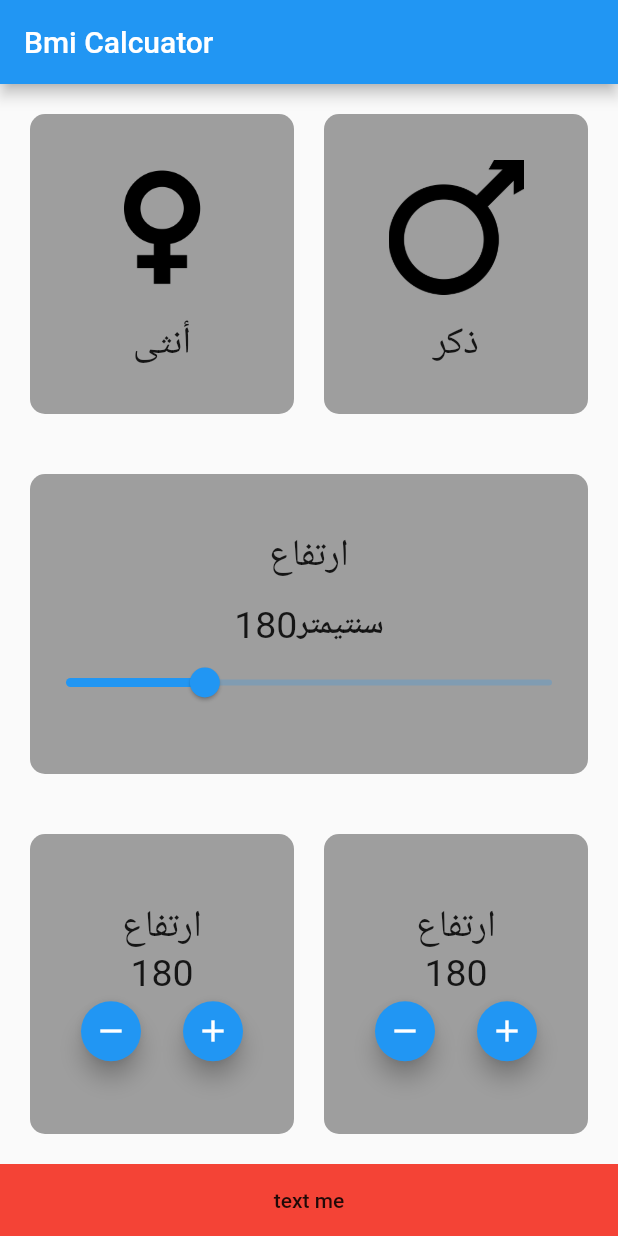
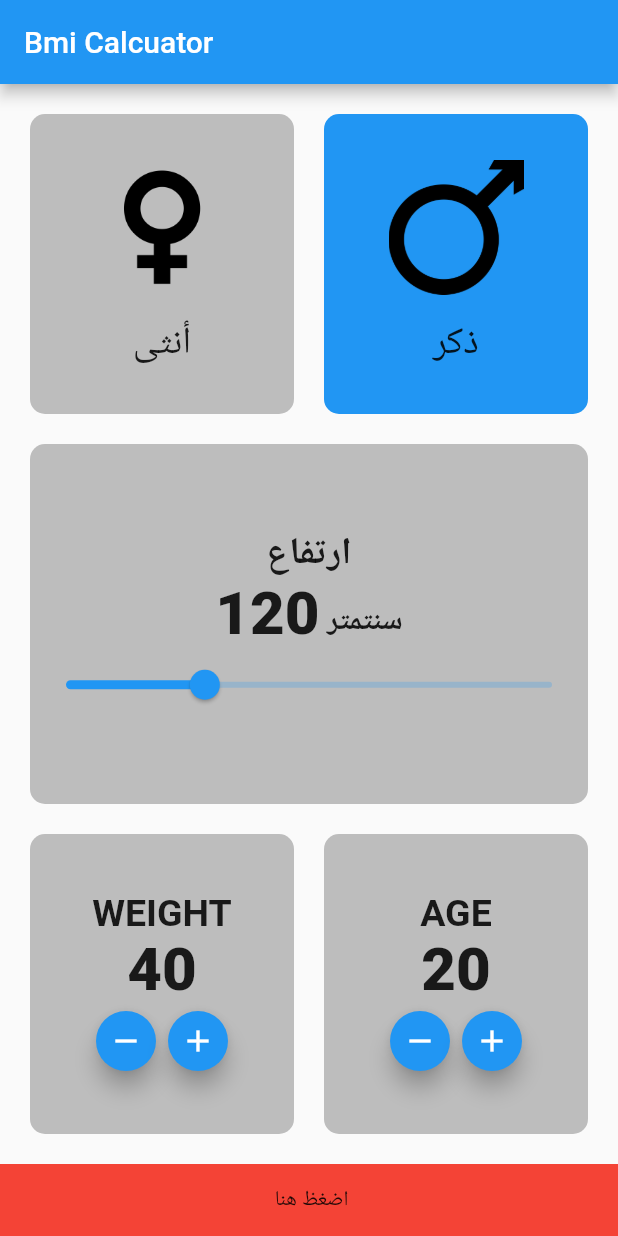
Before and after one commit to king1254/bmi, a Flutter app: the screen it shows after launch, on a phone screen of 412 x 824 dp. Run offline on Flutter 3.47's test engine with Material 2 defaults, Android fonts, the phone set to English and light mode, and no system bars.

Commit message:
silder& and 2 button

```diff
--- a/lib/bmi_screen.dart
+++ b/lib/bmi_screen.dart
@@ -1,11 +1,19 @@
 import 'package:flutter/material.dart';
 
+// ignore: must_be_immutable
 class BmiScreen extends StatefulWidget {
+
   @override
   _BmiScreenState createState() => _BmiScreenState();
 }
 
 class _BmiScreenState extends State<BmiScreen> {
+  bool isMale = true;
+  double height = 120.0;
+
+  int weight = 40;
+  int age = 20;
+
   @override
   Widget build(BuildContext context) {
     return Scaffold(
@@ -20,19 +28,23 @@ class _BmiScreenState extends State<BmiScreen> {
               child: Row(
                 children: [
                   Expanded(
+                    child: GestureDetector(
+                      onTap: () {
+                        setState(() {
+                          isMale = false;
+                        });
+                      },
                       child: Container(
                         child: Container(
                           decoration: BoxDecoration(
                             borderRadius: BorderRadius.circular(
                               10.0,
                             ),
-                          color: Colors.grey,
+                            color: !isMale ? Colors.blue : Colors.grey[400],
                           ),
                           child: Column(
                             mainAxisAlignment: MainAxisAlignment.center,
                             children: [
-
-
                               Image(
                                 image: AssetImage('assets/images/female.png'),
                                 height: 90.0,
@@ -50,16 +62,23 @@ class _BmiScreenState extends State<BmiScreen> {
                         ),
                       ),
                     ),
+                  ),
                   SizedBox(
                     width: 20.0,
                   ),
                   Expanded(
+                    child: GestureDetector(
+                      onTap: () {
+                        setState(() {
+                          isMale = true;
+                        });
+                      },
                       child: Container(
                         decoration: BoxDecoration(
                           borderRadius: BorderRadius.circular(
                             10.0,
                           ),
-                        color: Colors.grey,
+                          color: isMale ? Colors.blue : Colors.grey[400],
                         ),
                         child: Column(
                           mainAxisAlignment: MainAxisAlignment.center,
@@ -80,6 +99,7 @@ class _BmiScreenState extends State<BmiScreen> {
                         ),
                       ),
                     ),
+                  ),
                 ],
               ),
             ),
@@ -93,49 +113,62 @@ class _BmiScreenState extends State<BmiScreen> {
           ///
 
           Expanded(
-
             child: Padding(
-              padding: const EdgeInsets.all(20.0),
+              padding: const EdgeInsets.symmetric(
+                horizontal: 20.0,
+              ),
               child: Container(
-                   decoration: BoxDecoration(
-                          borderRadius: BorderRadius.circular(
-                            10.0,
-                          ),
-                          color: Colors.grey,
-                        ),
                 child: Column(
                   mainAxisAlignment: MainAxisAlignment.center,
                   children: [
                     Text(
                       'ارتفاع',
-                      style: TextStyle(fontSize: 25.0),
+                      style: TextStyle(
+                        fontSize: 25.0,
+                        fontWeight: FontWeight.bold,
                       ),
-                    SizedBox(
-                      height: 15.0,
                     ),
                     Row(
+                      crossAxisAlignment: CrossAxisAlignment.baseline,
                       mainAxisAlignment: MainAxisAlignment.center,
-                      crossAxisAlignment: CrossAxisAlignment.baseline,
                       textBaseline: TextBaseline.alphabetic,
                       children: [
                         Text(
-                          '180',
-                          style: TextStyle(fontSize: 25.0),
+                          '${height.round()}',
+                          style: TextStyle(
+                            fontSize: 40.0,
+                            fontWeight: FontWeight.w900,
+                          ),
+                        ),
+                        SizedBox(
+                          width: 5.0,
                         ),
                         Text(
-                          'سنتيمتر',
+                          'سنتمتر',
                           style: TextStyle(
-                              fontWeight: FontWeight.bold, fontSize: 20.0),
+                            fontSize: 20.0,
+                            fontWeight: FontWeight.bold,
+                          ),
                         ),
                       ],
                     ),
                     Slider(
-         value: 120.0,
+                      value: height,
                       max: 220.0,
                       min: 80.0,
                       onChanged: (value) {
-         print(value.round());}),
+                        setState(() {
+                          height = value;
+                        });
+                      },
+                    ),
                   ],
+                ),
+                decoration: BoxDecoration(
+                  borderRadius: BorderRadius.circular(
+                    10.0,
+                  ),
+                  color: Colors.grey[400],
                 ),
               ),
             ),
@@ -146,54 +179,63 @@ class _BmiScreenState extends State<BmiScreen> {
             child: Padding(
               padding: const EdgeInsets.all(20.0),
               child: Row(
+                children:
+                [
+                  Expanded(
+                    child: Container(
+                      child: Column(
+                        mainAxisAlignment: MainAxisAlignment.center,
                         children: [
-
-                            Expanded(
-                              child:Container(
-
+                          Text(
+                            'WEIGHT',
+                            style: TextStyle(
+                              fontSize: 25.0,
+                              fontWeight: FontWeight.bold,
+                            ),
+                          ),
+                          Text(
+                            '$weight',
+                            style: TextStyle(
+                              fontSize: 40.0,
+                              fontWeight: FontWeight.w900,
+                            ),
+                          ),
+                          Row(
+                            mainAxisAlignment: MainAxisAlignment.center,
+                            children: [
+                              FloatingActionButton(
+                                onPressed: () {
+                                  setState(() {
+                                    weight--;
+                                  });
+                                },
+                                heroTag: 'weight-',
+                                mini: true,
+                                child: Icon(
+                                  Icons.remove,
+                                ),
+                              ),
+                              FloatingActionButton(
+                                onPressed: () {
+                                  setState(() {
+                                    weight++;
+                                  });
+                                },
+                                heroTag: 'weight+',
+                                mini: true,
+                                child: Icon(
+                                  Icons.add,
+                                ),
+                              ),
+                            ],
+                          ),
+                        ],
+                      ),
                       decoration: BoxDecoration(
                         borderRadius: BorderRadius.circular(
                           10.0,
                         ),
-                            color: Colors.grey,
-                          ),
-                      child: Column(
-                        mainAxisAlignment: MainAxisAlignment.center,
-        children: [
-                Text(
-                          'ارتفاع',
-                          style: TextStyle(fontSize: 25.0),
-                        ),
-                           Text(
-                          '180',
-                          style: TextStyle(fontSize: 25.0),
-                        ),
-                        Row(
-                                            mainAxisAlignment: MainAxisAlignment.center,
-
-                          children: [
-                            FloatingActionButton(
-                              onPressed:() {},
-                              mini: true,
-                              child: Icon(
-
-
-                                Icons.remove,
-                              ),
-
-
-                              ),
-                                  SizedBox(width: 20.0,),
-                                     FloatingActionButton(
-                              onPressed:() {},
-                                                        mini: true,
-
-                              child: Icon(
-                                Icons.add,
-                              ),
-                               ),
-                            ],)
-        ],
+                        color: Colors.grey[400],
                       ),
                     ),
                   ),
@@ -201,57 +243,67 @@ class _BmiScreenState extends State<BmiScreen> {
                     width: 20.0,
                   ),
                   Expanded(
-                              child:Container(
-
+                    child: Container(
+                      child: Column(
+                        mainAxisAlignment: MainAxisAlignment.center,
+                        children: [
+                          Text(
+                            'AGE',
+                            style: TextStyle(
+                              fontSize: 25.0,
+                              fontWeight: FontWeight.bold,
+                            ),
+                          ),
+                          Text(
+                            '$age',
+                            style: TextStyle(
+                              fontSize: 40.0,
+                              fontWeight: FontWeight.w900,
+                            ),
+                          ),
+                          Row(
+                            mainAxisAlignment: MainAxisAlignment.center,
+                            children: [
+                              FloatingActionButton(
+                                onPressed: () {
+                                  setState(() {
+                                    age--;
+                                  });
+                                },
+                                heroTag: 'age-',
+                                mini: true,
+                                child: Icon(
+                                  Icons.remove,
+                                ),
+                              ),
+                              FloatingActionButton(
+                                onPressed: () {
+                                  setState(() {
+                                    age++;
+                                  });
+                                },
+                                heroTag: 'age+',
+                                mini: true,
+                                child: Icon(
+                                  Icons.add,
+                                ),
+                              ),
+                            ],
+                          ),
+                        ],
+                      ),
                       decoration: BoxDecoration(
                         borderRadius: BorderRadius.circular(
                           10.0,
                         ),
-                            color: Colors.grey,
-                          ),
-                      child: Column(
-                        mainAxisAlignment: MainAxisAlignment.center,
-        children: [
-                Text(
-                          'ارتفاع',
-                          style: TextStyle(fontSize: 25.0),
-                        ),
-                           Text(
-                          '180',
-                          style: TextStyle(fontSize: 25.0),
-                        ),
-                        Row(
-                                            mainAxisAlignment: MainAxisAlignment.center,
-
-                          children: [
-                            FloatingActionButton(
-                              onPressed:() {},
-                              mini: true,
-                              child: Icon(
-
-
-                                Icons.remove,
-                              ),
-
-
-                              ),
-                              SizedBox(width: 20.0,),
-                                     FloatingActionButton(
-                              onPressed:() {},
-                                                        mini: true,
-
-                              child: Icon(
-                                Icons.add,
-                              ),
-                               ),
-                            ],)
-        ],
+                        color: Colors.grey[400],
                       ),
                     ),
                   ),
                 ],
               ),
-              )),
+            ),
+          ),
 
           //////////////////////////////////
 
@@ -260,7 +312,7 @@ class _BmiScreenState extends State<BmiScreen> {
             color: Colors.red,
             child: MaterialButton(
               onPressed: () {},
-              child: Text("text me"),
+              child: Text(" اضغظ هنا"),
             ),
           ),
         ],
```
Also changed, not shown: pubspec.lock. Lines whose indentation alone changed are shown as unchanged.
